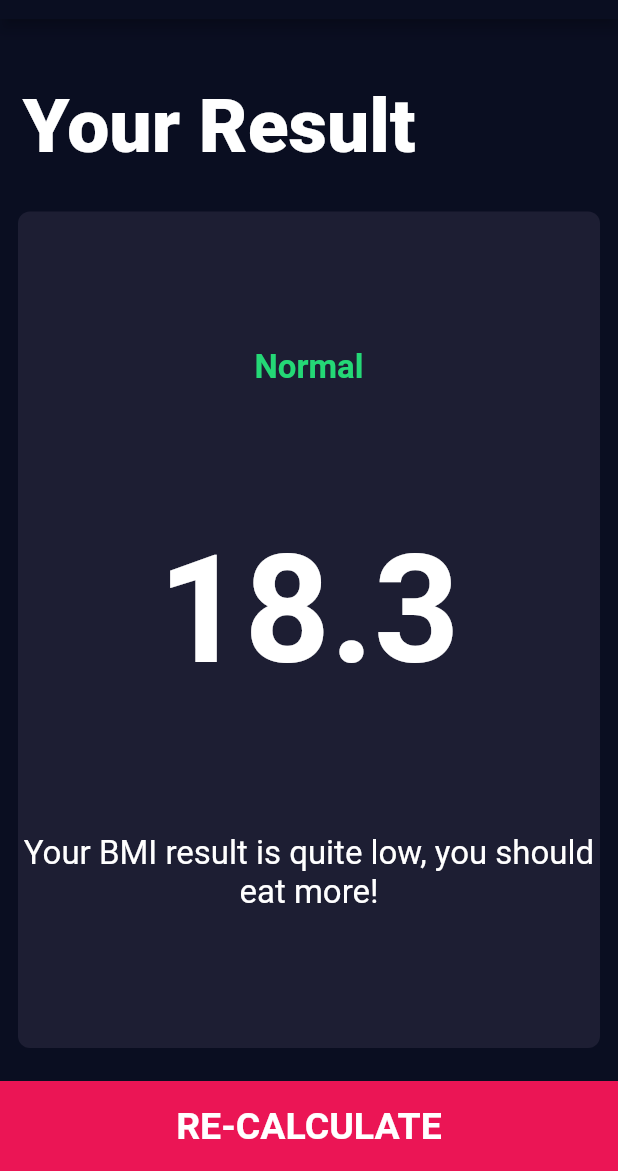
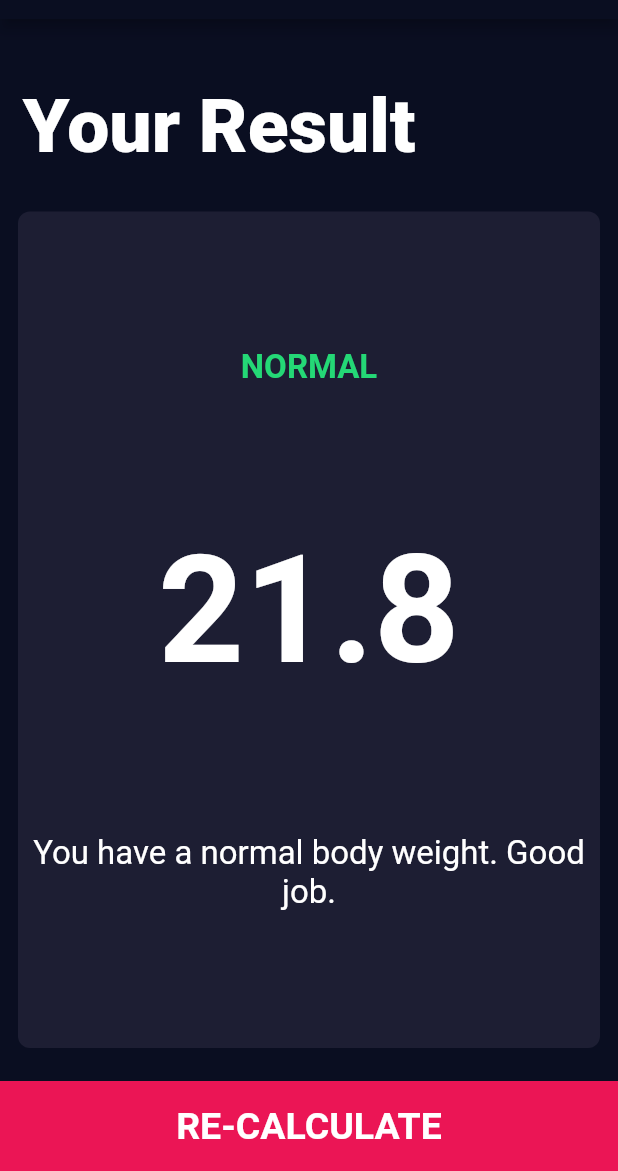
Before and after one commit to adiandoyo32/bmi_calculator_flutter, a Flutter app: the screen it shows after launch, after a tap on "CALCULATE", on a phone screen of 412 x 824 dp, the part 65-1236 px from its top. Run offline on Flutter 3.47's test engine with Material 2 defaults, Android fonts, the phone set to English and light mode, and no system bars; our stand-ins replace font_awesome_flutter.

Commit message:
result functionality

```diff
--- /dev/null
+++ b/lib/calculator_brain.dart
@@ -0,0 +1,35 @@
+import 'dart:math';
+
+class CalculatorBrain {
+  CalculatorBrain({this.height, this.weight});
+
+  final int height;
+  final int weight;
+
+  double _bmi;
+
+  String calculateBMI() {
+    _bmi = weight / pow(height / 100, 2);
+    return _bmi.toStringAsFixed(1);
+  }
+
+  String getResult() {
+    if (_bmi >= 25) {
+      return 'Overweight';
+    } else if (_bmi > 18.5) {
+      return 'Normal';
+    } else {
+      return 'Underweight';
+    }
+  }
+
+  String getInterpretation() {
+    if (_bmi >= 25) {
+      return 'You have a higher than normal body weight. Try to exercise more.';
+    } else if (_bmi > 18.5) {
+      return 'You have a normal body weight. Good job.';
+    } else {
+      return 'You have a lower than normal body weight. You can eat a bit more.';
+    }
+  }
+}
--- a/lib/screens/input_page.dart
+++ b/lib/screens/input_page.dart
@@ -5,6 +5,7 @@ import 'package:bmi_calculator_flutter/components/icon_content.dart';
 import 'package:bmi_calculator_flutter/components/reuseable_card.dart';
 import 'package:bmi_calculator_flutter/screens/results_page.dart';
 import 'package:bmi_calculator_flutter/constants.dart';
+import 'package:bmi_calculator_flutter/calculator_brain.dart';
 
 enum Gender {
   male,
@@ -212,10 +213,19 @@ class _InputPageState extends State<InputPage> {
           ),
           BottomButton(
             onTap: () {
+              CalculatorBrain calc = CalculatorBrain(
+                height: height,
+                weight: weight,
+              );
+
               Navigator.push(
                 context,
                 MaterialPageRoute(
-                  builder: (context) => ResultsPage(),
+                  builder: (context) => ResultsPage(
+                    bmiResult: calc.calculateBMI(),
+                    resultText: calc.getResult(),
+                    interpretation: calc.getInterpretation(),
+                  ),
                 ),
               );
             },
--- a/lib/screens/results_page.dart
+++ b/lib/screens/results_page.dart
@@ -4,6 +4,15 @@ import 'package:bmi_calculator_flutter/components/reuseable_card.dart';
 import 'package:flutter/material.dart';
 
 class ResultsPage extends StatelessWidget {
+  ResultsPage(
+      {@required this.bmiResult,
+      @required this.resultText,
+      @required this.interpretation});
+
+  final String bmiResult;
+  final String resultText;
+  final String interpretation;
+
   @override
   Widget build(BuildContext context) {
     return Scaffold(
@@ -33,15 +42,15 @@ class ResultsPage extends StatelessWidget {
                 crossAxisAlignment: CrossAxisAlignment.center,
                 children: [
                   Text(
-                    'Normal',
+                    resultText.toUpperCase(),
                     style: resultTextStyle,
                   ),
                   Text(
-                    '18.3',
+                    bmiResult,
                     style: bmiTextStyle,
                   ),
                   Text(
-                    'Your BMI result is quite low, you should eat more!',
+                    interpretation,
                     textAlign: TextAlign.center,
                     style: bodyTextStyle,
                   ),
```
